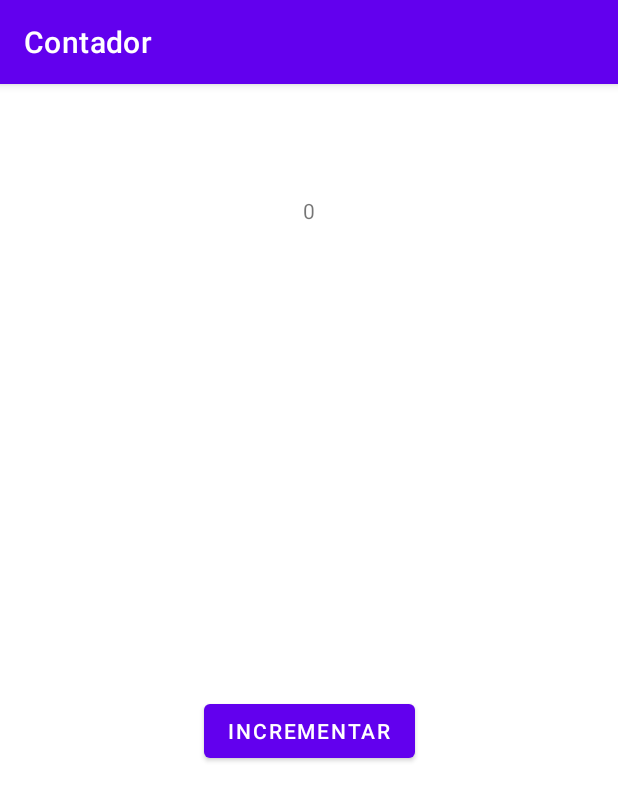
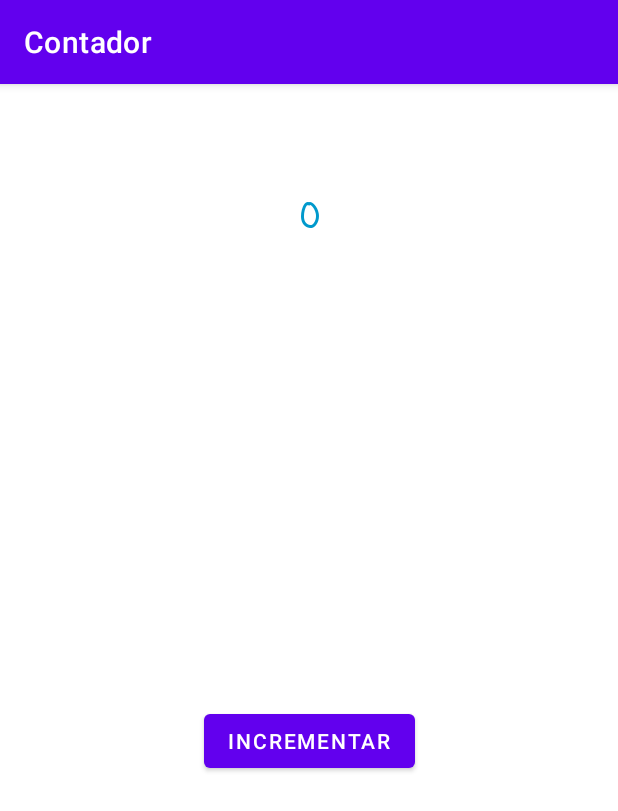
Before and after one commit to Danikileitor/Clicker, an Android app: the screen it shows after launch (MainActivity), on a phone screen of 412 x 824 dp. Shown: the top 811 px of the screen. Run offline under Robolectric (Android 15) with nearby library versions, the phone set to English and light mode, and no system bars.

Commit message:
Contador

```diff
--- a/app/src/main/java/com/example/contador/MainActivity.java
+++ b/app/src/main/java/com/example/contador/MainActivity.java
@@ -3,12 +3,22 @@ package com.example.contador;
 import androidx.appcompat.app.AppCompatActivity;
 
 import android.os.Bundle;
+import android.view.View;
+import android.widget.TextView;
 
 public class MainActivity extends AppCompatActivity {
+    public TextView lbContador;
 
     @Override
     protected void onCreate(Bundle savedInstanceState) {
         super.onCreate(savedInstanceState);
         setContentView(R.layout.activity_main);
+        lbContador = findViewById(R.id.lbContador);
+    }
+
+    public void incrementar(View view){
+        int contador = Integer.parseInt(String.valueOf(lbContador.getText()));
+        contador++;
+        lbContador.setText(String.valueOf(contador));
     }
 }
--- a/app/src/main/res/layout/activity_main.xml
+++ b/app/src/main/res/layout/activity_main.xml
@@ -7,11 +7,15 @@
     tools:context=".MainActivity">
 
     <TextView
-        android:id="@+id/lb_Contador"
+        android:id="@+id/lbContador"
         android:layout_width="wrap_content"
         android:layout_height="wrap_content"
+        android:fontFamily="casual"
         android:gravity="center"
         android:text="@string/lb_Contador"
+        android:textAppearance="@style/TextAppearance.AppCompat.Large"
+        android:textColor="@android:color/holo_blue_dark"
+        android:textStyle="bold"
         app:layout_constraintBottom_toBottomOf="parent"
         app:layout_constraintEnd_toEndOf="parent"
         app:layout_constraintStart_toStartOf="parent"
@@ -19,13 +23,14 @@
         app:layout_constraintVertical_bias="0.100000024" />
 
     <Button
-        android:id="@+id/btn_Contador"
+        android:id="@+id/btnContador"
         android:layout_width="wrap_content"
         android:layout_height="wrap_content"
+        android:onClick="incrementar"
         android:text="@string/btn_Contador"
         app:layout_constraintBottom_toBottomOf="parent"
         app:layout_constraintEnd_toEndOf="parent"
         app:layout_constraintStart_toStartOf="parent"
-        app:layout_constraintTop_toBottomOf="@+id/lb_Contador" />
+        app:layout_constraintTop_toBottomOf="@+id/lbContador" />
 
 </androidx.constraintlayout.widget.ConstraintLayout>
```
